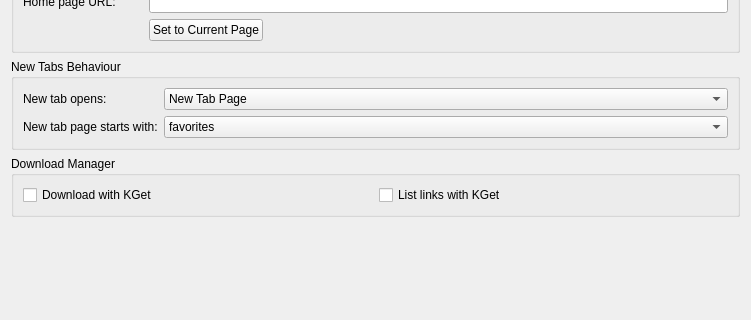
This is src/settings/settings_general.ui in KDE/rekonq as Qt 5 draws it before an edit; both pictures show x 0 to 751 and y 118 to 438 of the 751 by 523 pixel window. The edited form follows.
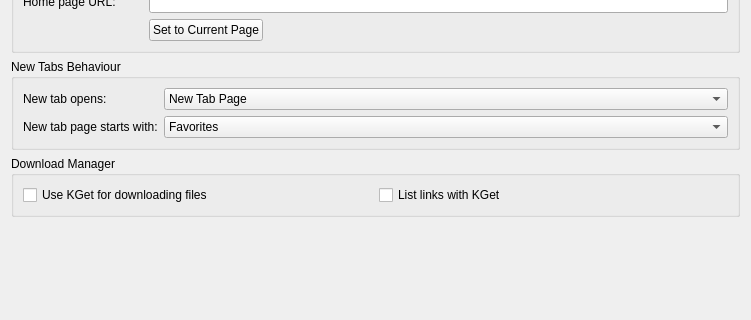
This is the edited form. Custom widgets are drawn as their Qt base class.

Commit message: KDE HIG fixes

```diff
--- a/src/settings/settings_general.ui
+++ b/src/settings/settings_general.ui
@@ -244,7 +244,7 @@
         </property>
         <item>
          <property name="text">
-          <string>favorites</string>
+          <string>Favorites</string>
          </property>
         </item>
         <item>
@@ -276,7 +276,7 @@
       <item>
        <widget class="QCheckBox" name="kcfg_kgetDownload">
         <property name="text">
-         <string>Download with KGet</string>
+         <string>Use KGet for downloading files</string>
         </property>
        </widget>
       </item>
```
Left out of the diff: 9 changed lines with no effect on the pictures.
